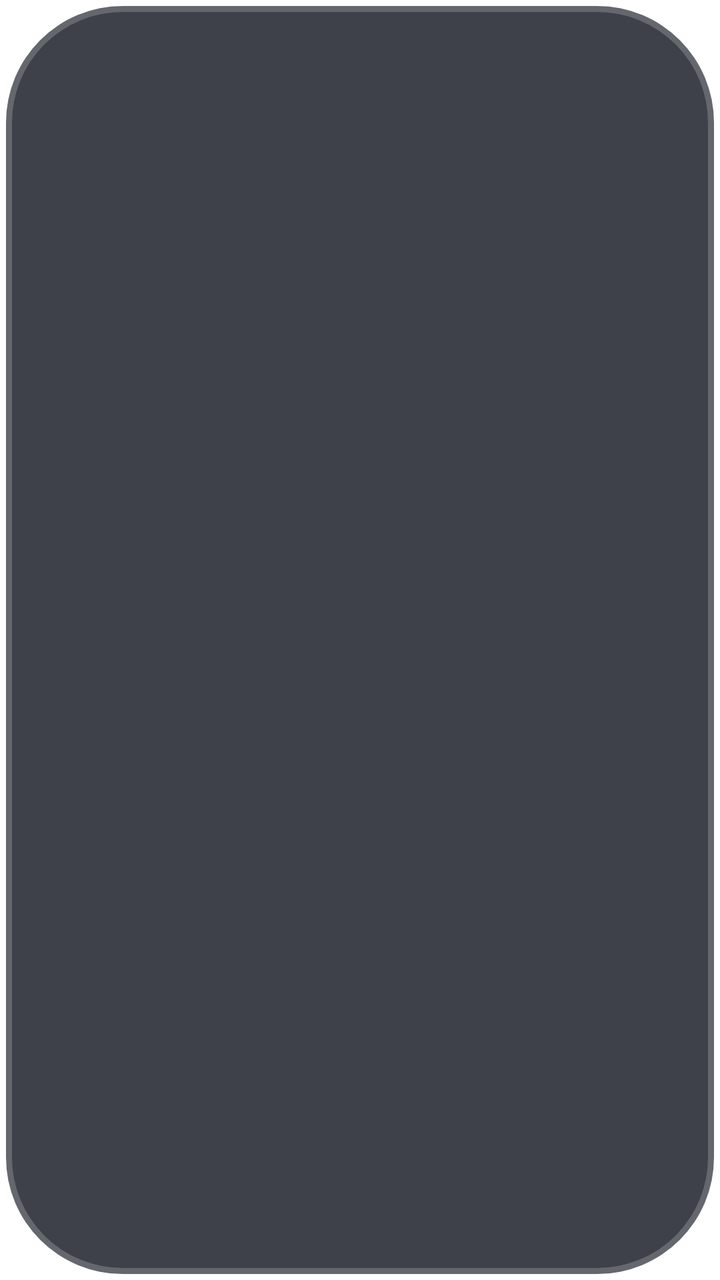
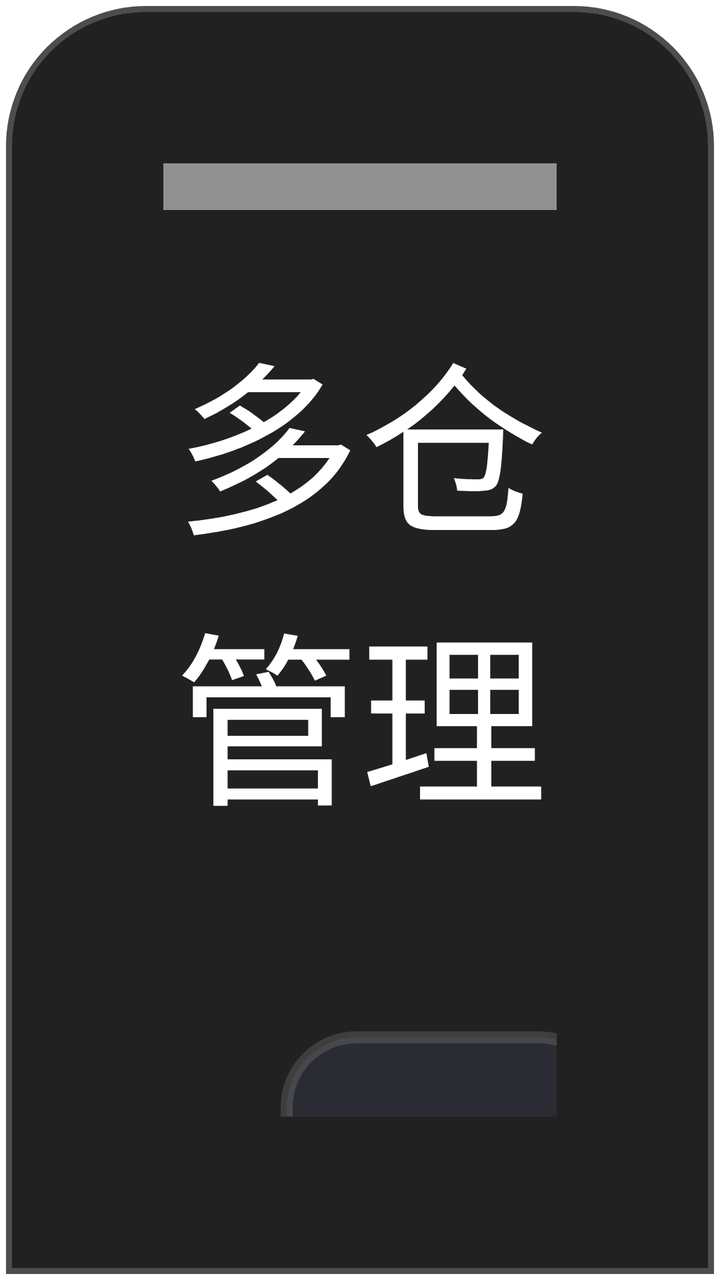

Two renders of the same Android screen: before a commit and after it. Below are the layout's source before the change and the commit's diff.
<!-- AndroidManifest.xml: application theme AppTheme.NoActionBar -->
<!-- res/layout/dialog_more_source.xml -->
<?xml version="1.0" encoding="utf-8"?>
<FrameLayout xmlns:android="http://schemas.android.com/apk/res/android"
    xmlns:app="http://schemas.android.com/apk/res-auto"
    xmlns:tools="http://schemas.android.com/tools"
    android:layout_width="wrap_content"
    android:layout_height="wrap_content">

    <LinearLayout
        android:layout_width="wrap_content"
        android:layout_height="wrap_content"
        android:layout_gravity="center"
        android:background="@drawable/shape_danmu_setting_bg"
        android:orientation="horizontal"
        android:padding="@dimen/vs_35">

        <ImageView
            android:id="@+id/qrCode"
            android:layout_width="@dimen/vs_280"
            android:layout_height="@dimen/vs_280"
            android:layout_gravity="center_vertical"
            android:focusable="false" />

        <LinearLayout
            android:layout_width="@dimen/vs_610"
            android:layout_height="wrap_content"
            android:layout_marginStart="@dimen/vs_20"
            android:layout_marginLeft="@dimen/vs_20"
            android:orientation="vertical">

            <TextView
                android:id="@+id/title"
                android:layout_width="match_parent"
                android:layout_height="wrap_content"
                android:layout_marginBottom="@dimen/vs_8"
                android:gravity="center"
                android:text="多仓管理"
                android:textColor="@color/dialog_text_primary"
                android:textSize="@dimen/ts_26" />

            <TextView
                android:id="@+id/jump_web"
                android:layout_width="match_parent"
                android:layout_height="wrap_content"
                android:layout_marginBottom="@dimen/vs_8"
                android:focusable="false"
                android:gravity="center"
                android:lineSpacingMultiplier="1.3"
                android:text="扫码远程推送（多仓订阅链接）"
                android:textColor="@color/dialog_text_primary"
                android:textSize="@dimen/ts_22" />

            <FrameLayout
                android:layout_width="match_parent"
                android:layout_height="@dimen/vs_300"
                android:layout_marginBottom="@dimen/vs_8">

                <com.owen.tvrecyclerview.widget.TvRecyclerView
                    android:id="@+id/list"
                    android:layout_width="match_parent"
                    android:layout_height="match_parent"
                    app:tv_layoutManager="V7LinearLayoutManager"
                    app:tv_verticalSpacingWithMargins="@dimen/vs_5" />

                <ProgressBar
                    android:id="@+id/play_loading"
                    android:layout_width="@dimen/vs_40"
                    android:layout_height="@dimen/vs_40"
                    android:layout_gravity="center"
                    android:indeterminateBehavior="repeat"
                    android:indeterminateOnly="true"
                    android:visibility="gone" />
            </FrameLayout>

            
            <LinearLayout
                android:layout_width="match_parent"
                android:layout_height="wrap_content"
                android:layout_marginBottom="@dimen/vs_8"
                android:orientation="horizontal">

                <EditText
                    android:id="@+id/input_sourceName"
                    android:layout_width="0dp"
                    android:layout_height="wrap_content"
                    android:layout_weight="2"
                    android:background="@drawable/input_dialog_api_input"
                    android:hint="仓库/线路名(可空)"
                    android:imeOptions="actionNext|flagNoExtractUi"
                    android:inputType="text"
                    android:maxLines="1"
                    android:paddingLeft="@dimen/vs_2"
                    android:paddingTop="@dimen/vs_10"
                    android:paddingRight="@dimen/vs_2"
                    android:paddingBottom="@dimen/vs_10"
                    android:singleLine="true"
                    android:textColor="@color/dialog_text_primary"
                    android:textColorHint="@color/dialog_text_hint"
                    android:textSize="@dimen/ts_24" />

                <EditText
                    android:id="@+id/input_source_url"
                    android:layout_width="0dp"
                    android:layout_height="wrap_content"
                    android:layout_weight="3"
                    android:layout_marginStart="@dimen/vs_5"
                    android:layout_marginLeft="@dimen/vs_5"
                    android:background="@drawable/input_dialog_api_input"
                    android:hint="订阅链接"
                    android:imeOptions="actionDone|flagNoExtractUi"
                    android:inputType="text"
                    android:maxLines="1"
                    android:paddingLeft="@dimen/vs_2"
                    android:paddingTop="@dimen/vs_10"
                    android:paddingRight="@dimen/vs_2"
                    android:paddingBottom="@dimen/vs_10"
                    android:singleLine="true"
                    android:textColor="@color/dialog_text_primary"
                    android:textColorHint="@color/dialog_text_hint"
                    android:textSize="@dimen/ts_24" />

                <TextView
                    android:id="@+id/inputSubmit"
                    android:layout_width="wrap_content"
                    android:layout_height="wrap_content"
                    android:layout_gravity="center"
                    android:layout_marginStart="@dimen/vs_5"
                    android:layout_marginLeft="@dimen/vs_5"
                    android:background="@drawable/button_danmu_setting"
                    android:focusable="true"
                    android:gravity="center"
                    android:padding="@dimen/vs_10"
                    android:text="添加"
                    android:textColor="@color/dialog_text_primary"
                    android:textSize="@dimen/ts_22" />
            </LinearLayout>

            
            <LinearLayout
                android:layout_width="match_parent"
                android:layout_height="wrap_content"
                android:gravity="right"
                android:orientation="horizontal">

                <Space
                    android:layout_width="0dp"
                    android:layout_height="wrap_content"
                    android:layout_weight="1" />

                <TextView
                    android:id="@+id/delAll"
                    android:layout_width="wrap_content"
                    android:layout_height="wrap_content"
                    android:background="@drawable/button_danmu_setting"
                    android:focusable="true"
                    android:gravity="center"
                    android:paddingLeft="@dimen/vs_30"
                    android:paddingTop="@dimen/vs_10"
                    android:paddingRight="@dimen/vs_30"
                    android:paddingBottom="@dimen/vs_10"
                    android:text="全部删除"
                    android:textColor="@color/dialog_text_primary"
                    android:textSize="@dimen/ts_22" />

                <TextView
                    android:id="@+id/btnPerm"
                    android:layout_width="wrap_content"
                    android:layout_height="wrap_content"
                    android:layout_marginStart="@dimen/vs_5"
                    android:layout_marginLeft="@dimen/vs_5"
                    android:background="@drawable/button_danmu_setting"
                    android:focusable="true"
                    android:gravity="center"
                    android:paddingLeft="@dimen/vs_30"
                    android:paddingTop="@dimen/vs_10"
                    android:paddingRight="@dimen/vs_30"
                    android:paddingBottom="@dimen/vs_10"
                    android:text="存储权限"
                    android:textColor="@color/dialog_text_primary"
                    android:textSize="@dimen/ts_22" />

                <TextView
                    android:id="@+id/btnClose"
                    android:layout_width="wrap_content"
                    android:layout_height="wrap_content"
                    android:layout_marginStart="@dimen/vs_5"
                    android:layout_marginLeft="@dimen/vs_5"
                    android:background="@drawable/button_danmu_setting"
                    android:focusable="true"
                    android:gravity="center"
                    android:paddingLeft="@dimen/vs_30"
                    android:paddingTop="@dimen/vs_10"
                    android:paddingRight="@dimen/vs_30"
                    android:paddingBottom="@dimen/vs_10"
                    android:text="关闭"
                    android:textColor="@color/dialog_text_primary"
                    android:textSize="@dimen/ts_22" />
            </LinearLayout>
        </LinearLayout>
    </LinearLayout>
</FrameLayout>
<!-- resources referenced by this layout -->
<resources>
  <color name="dialog_text_hint">#80FFFFFF</color>
  <color name="dialog_text_primary">#FFFFFFFF</color>
  <dimen name="ts_22">22mm</dimen>
  <dimen name="ts_24">24mm</dimen>
  <dimen name="ts_26">26mm</dimen>
  <dimen name="vs_10">10mm</dimen>
  <dimen name="vs_2">2mm</dimen>
  <dimen name="vs_20">20mm</dimen>
  <dimen name="vs_280">280mm</dimen>
  <dimen name="vs_30">30mm</dimen>
  <dimen name="vs_300">300mm</dimen>
  <dimen name="vs_35">35mm</dimen>
  <dimen name="vs_40">40mm</dimen>
  <dimen name="vs_5">5mm</dimen>
  <dimen name="vs_610">610mm</dimen>
  <dimen name="vs_8">8mm</dimen>
  <!-- drawable button_danmu_setting (drawable) -->
  <?xml version="1.0" encoding="utf-8"?>
  <selector xmlns:android="http://schemas.android.com/apk/res/android">
      <item android:state_focused="true">
          <shape>
              <corners android:radius="@dimen/vs_6" />
              <solid android:color="@color/dialog_control_bg_focused" />
              <stroke
                  android:width="@dimen/vs_1"
                  android:color="@color/dialog_control_stroke_focused" />
          </shape>
      </item>
      <item>
          <shape>
              <corners android:radius="@dimen/vs_6" />
              <solid android:color="@color/dialog_control_bg" />
              <stroke
                  android:width="@dimen/vs_1"
                  android:color="@color/dialog_control_stroke" />
          </shape>
      </item>
  </selector>
  <!-- drawable shape_danmu_setting_bg (drawable) -->
  <?xml version="1.0" encoding="utf-8"?>
  <shape xmlns:android="http://schemas.android.com/apk/res/android">
      <corners android:radius="@dimen/vs_10" />
      <solid android:color="@color/dialog_panel_bg" />
      <stroke
          android:width="@dimen/vs_1"
          android:color="@color/dialog_panel_stroke" />
  </shape>
  <style name="AppTheme.NoActionBar" parent="AppTheme">
          <item name="android:windowActionBar">false</item>
          <item name="android:windowNoTitle">true</item>
          <item name="windowActionBar">false</item>
          <item name="android:windowFullscreen">true</item>//全屏即无通知栏
          <item name="android:windowContentOverlay">@null</item>//是否有遮盖
          <item name="windowNoTitle">true</item>
          <item name="android:keepScreenOn">true</item>
          
          <item name="android:windowBackground">@android:color/transparent</item>
      </style>
  <dimen name="vs_6">6mm</dimen>
  <color name="dialog_control_bg_focused">#CC1890FF</color>
  <dimen name="vs_1">1mm</dimen>
  <color name="dialog_control_stroke_focused">#CC02F8E1</color>
  <color name="dialog_control_bg">#80353744</color>
  <color name="dialog_control_stroke">#22FFFFFF</color>
  <dimen name="vs_20_">-20mm</dimen>
  <color name="dialog_panel_stroke">#33FFFFFF</color>
  <color name="dialog_input_bg">#66353744</color>
  <color name="dialog_panel_bg">#D91D202A</color>
  <style name="AppTheme" parent="Theme.AppCompat.Light.DarkActionBar">
          
          <item name="colorPrimary">@color/color_6200EE</item>
          <item name="colorPrimaryDark">@color/color_3700B3</item>
          <item name="colorAccent">@color/color_03DAC5</item>
      </style>
  <color name="color_6200EE">#6200EE</color>
  <color name="color_3700B3">#3700B3</color>
  <color name="color_03DAC5">#03DAC5</color>
  <!-- unchanged entries left out for length: 1 -->
</resources>

<!-- the commit's change to res/layout/dialog_more_source.xml (unified diff, before → after) -->
@@ -1,200 +1,165 @@
 <?xml version="1.0" encoding="utf-8"?>
-<FrameLayout xmlns:android="http://schemas.android.com/apk/res/android"
-    xmlns:app="http://schemas.android.com/apk/res-auto"
-    xmlns:tools="http://schemas.android.com/tools"
-    android:layout_width="wrap_content"
-    android:layout_height="wrap_content">
+<LinearLayout xmlns:android="http://schemas.android.com/apk/res/android"
+    android:layout_width="match_parent"
+    android:layout_height="match_parent"
+    android:background="@drawable/shape_bottom_sheet_bg"
+    android:orientation="vertical"
+    android:padding="@dimen/vs_14">
 
+    <View
+        android:id="@+id/dragHandle"
+        android:layout_width="@dimen/vs_36"
+        android:layout_height="@dimen/vs_4"
+        android:layout_gravity="center_horizontal"
+        android:background="@color/dialog_text_hint" />
+
+    <TextView
+        android:id="@+id/title"
+        android:layout_width="match_parent"
+        android:layout_height="wrap_content"
+        android:layout_marginTop="@dimen/vs_8"
+        android:gravity="center"
+        android:text="多仓管理"
+        android:textColor="@color/dialog_text_primary"
+        android:textSize="@dimen/ts_30" />
+
+    <FrameLayout
+        android:layout_width="match_parent"
+        android:layout_height="0dp"
+        android:layout_marginTop="@dimen/vs_8"
+        android:layout_weight="1">
+
+        <androidx.recyclerview.widget.RecyclerView
+            android:id="@+id/list"
+            android:layout_width="match_parent"
+            android:layout_height="match_parent"
+            android:clipToPadding="false" />
+
+        <ProgressBar
+            android:id="@+id/play_loading"
+            android:layout_width="@dimen/vs_40"
+            android:layout_height="@dimen/vs_40"
+            android:layout_gravity="center"
+            android:indeterminateBehavior="repeat"
+            android:indeterminateOnly="true"
+            android:visibility="gone" />
+    </FrameLayout>
+
+    
     <LinearLayout
-        android:layout_width="wrap_content"
+        android:layout_width="match_parent"
         android:layout_height="wrap_content"
-        android:layout_gravity="center"
-        android:background="@drawable/shape_danmu_setting_bg"
-        android:orientation="horizontal"
-        android:padding="@dimen/vs_35">
+        android:layout_marginTop="@dimen/vs_8"
+        android:orientation="horizontal">
 
-        <ImageView
-            android:id="@+id/qrCode"
-            android:layout_width="@dimen/vs_280"
-            android:layout_height="@dimen/vs_280"
-            android:layout_gravity="center_vertical"
-            android:focusable="false" />
+        <EditText
+            android:id="@+id/input_sourceName"
+            android:layout_width="0dp"
+            android:layout_height="wrap_content"
+            android:layout_weight="2"
+            android:background="@drawable/input_dialog_api_input"
+            android:hint="仓库/线路名(可空)"
+            android:imeOptions="actionNext|flagNoExtractUi"
+            android:inputType="text"
+            android:maxLines="1"
+            android:paddingLeft="@dimen/vs_2"
+            android:paddingTop="@dimen/vs_10"
+            android:paddingRight="@dimen/vs_2"
+            android:paddingBottom="@dimen/vs_10"
+            android:singleLine="true"
+            android:textColor="@color/dialog_text_primary"
+            android:textColorHint="@color/dialog_text_hint"
+            android:textSize="@dimen/ts_24" />
 
-        <LinearLayout
-            android:layout_width="@dimen/vs_610"
+        <EditText
+            android:id="@+id/input_source_url"
+            android:layout_width="0dp"
             android:layout_height="wrap_content"
-            android:layout_marginStart="@dimen/vs_20"
-            android:layout_marginLeft="@dimen/vs_20"
-            android:orientation="vertical">
+            android:layout_marginStart="@dimen/vs_5"
+            android:layout_weight="3"
+            android:background="@drawable/input_dialog_api_input"
+            android:hint="订阅链接"
+            android:imeOptions="actionDone|flagNoExtractUi"
+            android:inputType="text"
+            android:maxLines="1"
+            android:paddingLeft="@dimen/vs_2"
+            android:paddingTop="@dimen/vs_10"
+            android:paddingRight="@dimen/vs_2"
+            android:paddingBottom="@dimen/vs_10"
+            android:singleLine="true"
+            android:textColor="@color/dialog_text_primary"
+            android:textColorHint="@color/dialog_text_hint"
+            android:textSize="@dimen/ts_24" />
 
-            <TextView
-                android:id="@+id/title"
-                android:layout_width="match_parent"
-                android:layout_height="wrap_content"
-                android:layout_marginBottom="@dimen/vs_8"
-                android:gravity="center"
-                android:text="多仓管理"
-                android:textColor="@color/dialog_text_primary"
-                android:textSize="@dimen/ts_26" />
+        <TextView
+            android:id="@+id/inputSubmit"
+            android:layout_width="wrap_content"
+            android:layout_height="wrap_content"
+            android:layout_gravity="center"
+            android:layout_marginStart="@dimen/vs_5"
+            android:background="@drawable/button_danmu_setting"
+            android:gravity="center"
+            android:padding="@dimen/vs_10"
+            android:text="添加"
+            android:textColor="@color/dialog_text_primary"
+            android:textSize="@dimen/ts_22" />
+    </LinearLayout>
 
-            <TextView
-                android:id="@+id/jump_web"
-                android:layout_width="match_parent"
-                android:layout_height="wrap_content"
-                android:layout_marginBottom="@dimen/vs_8"
-                android:focusable="false"
-                android:gravity="center"
-                android:lineSpacingMultiplier="1.3"
-                android:text="扫码远程推送（多仓订阅链接）"
-                android:textColor="@color/dialog_text_primary"
-                android:textSize="@dimen/ts_22" />
+    
+    <LinearLayout
+        android:layout_width="match_parent"
+        android:layout_height="wrap_content"
+        android:layout_marginTop="@dimen/vs_8"
+        android:gravity="right"
+        android:orientation="horizontal">
 
-            <FrameLayout
-                android:layout_width="match_parent"
-                android:layout_height="@dimen/vs_300"
-                android:layout_marginBottom="@dimen/vs_8">
+        <Space
+            android:layout_width="0dp"
+            android:layout_height="wrap_content"
+            android:layout_weight="1" />
 
-                <com.owen.tvrecyclerview.widget.TvRecyclerView
-                    android:id="@+id/list"
-                    android:layout_width="match_parent"
-                    android:layout_height="match_parent"
-                    app:tv_layoutManager="V7LinearLayoutManager"
-                    app:tv_verticalSpacingWithMargins="@dimen/vs_5" />
+        <TextView
+            android:id="@+id/delAll"
+            android:layout_width="wrap_content"
+            android:layout_height="wrap_content"
+            android:background="@drawable/button_danmu_setting"
+            android:gravity="center"
+            android:paddingLeft="@dimen/vs_30"
+            android:paddingTop="@dimen/vs_10"
+            android:paddingRight="@dimen/vs_30"
+            android:paddingBottom="@dimen/vs_10"
+            android:text="全部删除"
+            android:textColor="@color/dialog_text_primary"
+            android:textSize="@dimen/ts_22" />
 
-                <ProgressBar
-                    android:id="@+id/play_loading"
-                    android:layout_width="@dimen/vs_40"
-                    android:layout_height="@dimen/vs_40"
-                    android:layout_gravity="center"
-                    android:indeterminateBehavior="repeat"
-                    android:indeterminateOnly="true"
-                    android:visibility="gone" />
-            </FrameLayout>
+        <TextView
+            android:id="@+id/btnPerm"
+            android:layout_width="wrap_content"
+            android:layout_height="wrap_content"
+            android:layout_marginStart="@dimen/vs_5"
+            android:background="@drawable/button_danmu_setting"
+            android:gravity="center"
+            android:paddingLeft="@dimen/vs_30"
+            android:paddingTop="@dimen/vs_10"
+            android:paddingRight="@dimen/vs_30"
+            android:paddingBottom="@dimen/vs_10"
+            android:text="存储权限"
+            android:textColor="@color/dialog_text_primary"
+            android:textSize="@dimen/ts_22" />
 
-            
-            <LinearLayout
-                android:layout_width="match_parent"
-                android:layout_height="wrap_content"
-                android:layout_marginBottom="@dimen/vs_8"
-                android:orientation="horizontal">
-
-                <EditText
-                    android:id="@+id/input_sourceName"
-                    android:layout_width="0dp"
-                    android:layout_height="wrap_content"
-                    android:layout_weight="2"
-                    android:background="@drawable/input_dialog_api_input"
-                    android:hint="仓库/线路名(可空)"
-                    android:imeOptions="actionNext|flagNoExtractUi"
-                    android:inputType="text"
-                    android:maxLines="1"
-                    android:paddingLeft="@dimen/vs_2"
-                    android:paddingTop="@dimen/vs_10"
-                    android:paddingRight="@dimen/vs_2"
-                    android:paddingBottom="@dimen/vs_10"
-                    android:singleLine="true"
-                    android:textColor="@color/dialog_text_primary"
-                    android:textColorHint="@color/dialog_text_hint"
-                    android:textSize="@dimen/ts_24" />
-
-                <EditText
-                    android:id="@+id/input_source_url"
-                    android:layout_width="0dp"
-                    android:layout_height="wrap_content"
-                    android:layout_weight="3"
-                    android:layout_marginStart="@dimen/vs_5"
-                    android:layout_marginLeft="@dimen/vs_5"
-                    android:background="@drawable/input_dialog_api_input"
-                    android:hint="订阅链接"
-                    android:imeOptions="actionDone|flagNoExtractUi"
-                    android:inputType="text"
-                    android:maxLines="1"
-                    android:paddingLeft="@dimen/vs_2"
-                    android:paddingTop="@dimen/vs_10"
-                    android:paddingRight="@dimen/vs_2"
-                    android:paddingBottom="@dimen/vs_10"
-                    android:singleLine="true"
-                    android:textColor="@color/dialog_text_primary"
-                    android:textColorHint="@color/dialog_text_hint"
-                    android:textSize="@dimen/ts_24" />
-
-                <TextView
-                    android:id="@+id/inputSubmit"
-                    android:layout_width="wrap_content"
-                    android:layout_height="wrap_content"
-                    android:layout_gravity="center"
-                    android:layout_marginStart="@dimen/vs_5"
-                    android:layout_marginLeft="@dimen/vs_5"
-                    android:background="@drawable/button_danmu_setting"
-                    android:focusable="true"
-                    android:gravity="center"
-                    android:padding="@dimen/vs_10"
-                    android:text="添加"
-                    android:textColor="@color/dialog_text_primary"
-                    android:textSize="@dimen/ts_22" />
-            </LinearLayout>
-
-            
-            <LinearLayout
-                android:layout_width="match_parent"
-                android:layout_height="wrap_content"
-                android:gravity="right"
-                android:orientation="horizontal">
-
-                <Space
-                    android:layout_width="0dp"
-                    android:layout_height="wrap_content"
-                    android:layout_weight="1" />
-
-                <TextView
-                    android:id="@+id/delAll"
-                    android:layout_width="wrap_content"
-                    android:layout_height="wrap_content"
-                    android:background="@drawable/button_danmu_setting"
-                    android:focusable="true"
-                    android:gravity="center"
-                    android:paddingLeft="@dimen/vs_30"
-                    android:paddingTop="@dimen/vs_10"
-                    android:paddingRight="@dimen/vs_30"
-                    android:paddingBottom="@dimen/vs_10"
-                    android:text="全部删除"
-                    android:textColor="@color/dialog_text_primary"
-                    android:textSize="@dimen/ts_22" />
-
-                <TextView
-                    android:id="@+id/btnPerm"
-                    android:layout_width="wrap_content"
-                    android:layout_height="wrap_content"
-                    android:layout_marginStart="@dimen/vs_5"
-                    android:layout_marginLeft="@dimen/vs_5"
-                    android:background="@drawable/button_danmu_setting"
-                    android:focusable="true"
-                    android:gravity="center"
-                    android:paddingLeft="@dimen/vs_30"
-                    android:paddingTop="@dimen/vs_10"
-                    android:paddingRight="@dimen/vs_30"
-                    android:paddingBottom="@dimen/vs_10"
-                    android:text="存储权限"
-                    android:textColor="@color/dialog_text_primary"
-                    android:textSize="@dimen/ts_22" />
-
-                <TextView
-                    android:id="@+id/btnClose"
-                    android:layout_width="wrap_content"
-                    android:layout_height="wrap_content"
-                    android:layout_marginStart="@dimen/vs_5"
-                    android:layout_marginLeft="@dimen/vs_5"
-                    android:background="@drawable/button_danmu_setting"
-                    android:focusable="true"
-                    android:gravity="center"
-                    android:paddingLeft="@dimen/vs_30"
-                    android:paddingTop="@dimen/vs_10"
-                    android:paddingRight="@dimen/vs_30"
-                    android:paddingBottom="@dimen/vs_10"
-                    android:text="关闭"
-                    android:textColor="@color/dialog_text_primary"
-                    android:textSize="@dimen/ts_22" />
-            </LinearLayout>
-        </LinearLayout>
+        <TextView
+            android:id="@+id/btnClose"
+            android:layout_width="wrap_content"
+            android:layout_height="wrap_content"
+            android:layout_marginStart="@dimen/vs_5"
+            android:background="@drawable/button_danmu_setting"
+            android:gravity="center"
+            android:paddingLeft="@dimen/vs_30"
+            android:paddingTop="@dimen/vs_10"
+            android:paddingRight="@dimen/vs_30"
+            android:paddingBottom="@dimen/vs_10"
+            android:text="关闭"
+            android:textColor="@color/dialog_text_primary"
+            android:textSize="@dimen/ts_22" />
     </LinearLayout>
-</FrameLayout>
+</LinearLayout>
<!-- resource entries referenced after the edit -->
@@ -2,19 +2,17 @@
 <resources>
   <color name="dialog_text_hint">#80FFFFFF</color>
   <color name="dialog_text_primary">#FFFFFFFF</color>
-  <dimen name="ts_22">22mm</dimen>
-  <dimen name="ts_24">24mm</dimen>
-  <dimen name="ts_26">26mm</dimen>
+  <dimen name="ts_22">15mm</dimen>
+  <dimen name="ts_24">16mm</dimen>
+  <dimen name="ts_30">16mm</dimen>
   <dimen name="vs_10">10mm</dimen>
+  <dimen name="vs_14">14mm</dimen>
   <dimen name="vs_2">2mm</dimen>
-  <dimen name="vs_20">20mm</dimen>
-  <dimen name="vs_280">280mm</dimen>
   <dimen name="vs_30">30mm</dimen>
-  <dimen name="vs_300">300mm</dimen>
-  <dimen name="vs_35">35mm</dimen>
+  <dimen name="vs_36">36mm</dimen>
+  <dimen name="vs_4">4mm</dimen>
   <dimen name="vs_40">40mm</dimen>
   <dimen name="vs_5">5mm</dimen>
-  <dimen name="vs_610">610mm</dimen>
   <dimen name="vs_8">8mm</dimen>
   <!-- drawable button_danmu_setting (drawable) -->
   <?xml version="1.0" encoding="utf-8"?>
@@ -38,10 +36,13 @@
           </shape>
       </item>
   </selector>
-  <!-- drawable shape_danmu_setting_bg (drawable) -->
+  <!-- drawable shape_bottom_sheet_bg (drawable) -->
   <?xml version="1.0" encoding="utf-8"?>
-  <shape xmlns:android="http://schemas.android.com/apk/res/android">
-      <corners android:radius="@dimen/vs_10" />
+  <shape xmlns:android="http://schemas.android.com/apk/res/android"
+      android:shape="rectangle">
+      <corners
+          android:topLeftRadius="@dimen/vs_12"
+          android:topRightRadius="@dimen/vs_12" />
       <solid android:color="@color/dialog_panel_bg" />
       <stroke
           android:width="@dimen/vs_1"
@@ -51,12 +52,15 @@
           <item name="android:windowActionBar">false</item>
           <item name="android:windowNoTitle">true</item>
           <item name="windowActionBar">false</item>
-          <item name="android:windowFullscreen">true</item>//全屏即无通知栏
+          <item name="android:windowFullscreen">false</item>//手机版：默认保留状态栏，全屏页面运行时再隐藏
           <item name="android:windowContentOverlay">@null</item>//是否有遮盖
           <item name="windowNoTitle">true</item>
-          <item name="android:keepScreenOn">true</item>
+          
           
           <item name="android:windowBackground">@android:color/transparent</item>
+          
+          <item name="android:statusBarColor">@android:color/transparent</item>
+          <item name="android:windowDrawsSystemBarBackgrounds">true</item>
       </style>
   <dimen name="vs_6">6mm</dimen>
   <color name="dialog_control_bg_focused">#CC1890FF</color>
@@ -67,7 +71,8 @@
   <dimen name="vs_20_">-20mm</dimen>
   <color name="dialog_panel_stroke">#33FFFFFF</color>
   <color name="dialog_input_bg">#66353744</color>
-  <color name="dialog_panel_bg">#D91D202A</color>
+  <dimen name="vs_12">12mm</dimen>
+  <color name="dialog_panel_bg">#F2161616</color>
   <style name="AppTheme" parent="Theme.AppCompat.Light.DarkActionBar">
           
           <item name="colorPrimary">@color/color_6200EE</item>
